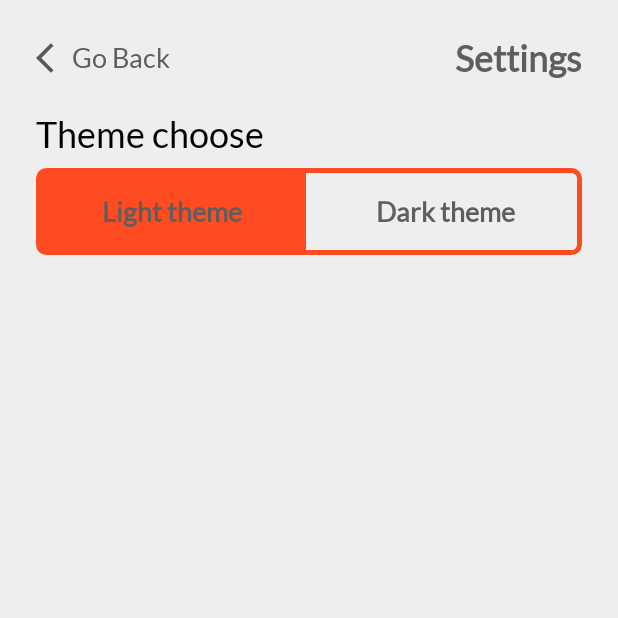
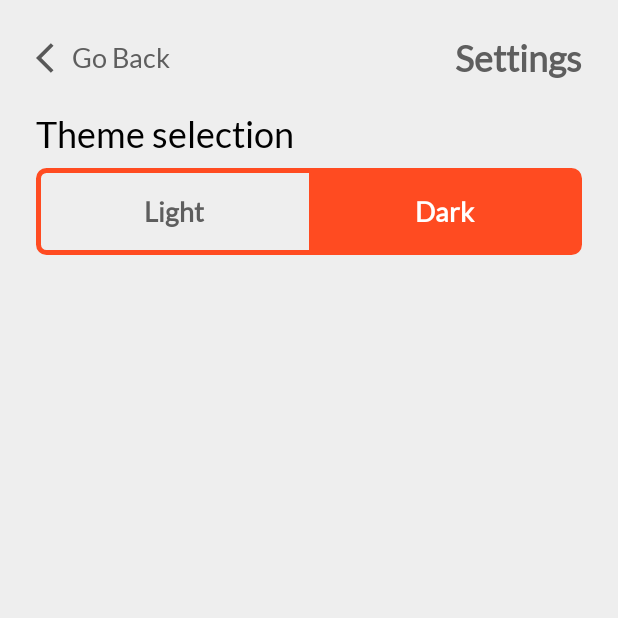
Before and after one commit to VladosDudos1/PartyBankCalculator, an Android app: the SettingsFragment screen opened through its navigation route, on a phone screen of 412 x 824 dp, the top half of it. Run offline under Robolectric (Android 15) with nearby library versions, the phone set to English and light mode, and no system bars; 3 statements that could not run were skipped.

Commit message:
radio button theme done

```diff
--- /dev/null
+++ b/app/src/main/res/color/control_switch_color_selector.xml
@@ -0,0 +1,14 @@
+<?xml version="1.0" encoding="utf-8"?>
+<selector xmlns:android="http://schemas.android.com/apk/res/android">
+    <item
+        android:state_checked="true"
+        android:color="@color/textColorAlternative"
+        />
+    <item
+        android:state_pressed="true"
+        android:color="@color/textColorAlternative"
+        />
+    <item
+        android:color="@color/textColor"
+        />
+</selector>
--- a/app/src/main/res/layout/fragment_settings.xml
+++ b/app/src/main/res/layout/fragment_settings.xml
@@ -1,11 +1,17 @@
 <?xml version="1.0" encoding="utf-8"?>
-<androidx.constraintlayout.widget.ConstraintLayout xmlns:android="http://schemas.android.com/apk/res/android"
+<ScrollView xmlns:android="http://schemas.android.com/apk/res/android"
     xmlns:app="http://schemas.android.com/apk/res-auto"
     xmlns:tools="http://schemas.android.com/tools"
     android:layout_width="match_parent"
     android:layout_height="match_parent"
+    android:orientation="vertical"
+    tools:context=".presentation.fragment.SettingsFragment">
+
+    <androidx.constraintlayout.widget.ConstraintLayout
+        android:layout_width="match_parent"
+        android:layout_height="wrap_content"
         android:paddingHorizontal="24dp"
-    tools:context=".presentation.fragment.SettingsFragment">
+        android:paddingBottom="32dp">
 
         <TextView
             android:id="@+id/settingText"
@@ -59,42 +65,46 @@
         <RadioGroup
             android:id="@+id/toggle"
             android:layout_width="0dp"
+            android:layout_height="wrap_content"
             android:layout_marginTop="8dp"
-        android:layout_height="wrap_content"
             android:background="@drawable/control_switch_background_border"
-        android:checkedButton="@+id/calm"
+            android:checkedButton="@+id/darkTheme"
             android:orientation="horizontal"
             app:layout_constraintEnd_toEndOf="parent"
             app:layout_constraintStart_toStartOf="parent"
             app:layout_constraintTop_toBottomOf="@+id/themeText">
 
             <RadioButton
-            android:id="@+id/calm"
+                android:id="@+id/lightTheme"
+                style="@style/SubTitleText"
                 android:layout_width="0dp"
                 android:layout_height="match_parent"
-            android:layout_margin="2dp"
+                android:layout_marginVertical="2dp"
+                android:layout_marginStart="2dp"
                 android:layout_weight="1"
-            android:background="@drawable/control_switch_background_selector"
-            android:button="@null"
-            style="@style/SubTitleText"
-            android:gravity="center"
-            android:paddingTop="16dp"
-            android:paddingBottom="16dp"
-            android:text="@string/light_theme"/>
-
-        <RadioButton
-            android:id="@+id/rumor"
-            android:layout_width="0dp"
-            android:layout_height="match_parent"
-            android:layout_margin="2dp"
-            android:layout_weight="1"
-            style="@style/SubTitleText"
                 android:background="@drawable/control_switch_background_selector"
                 android:button="@null"
                 android:gravity="center"
                 android:paddingTop="16dp"
                 android:paddingBottom="16dp"
-            android:text="@string/dark_theme" />
+                android:text="@string/light_theme"
+                android:textColor="@color/control_switch_color_selector" />
+
+            <RadioButton
+                android:id="@+id/darkTheme"
+                style="@style/SubTitleText"
+                android:layout_width="0dp"
+                android:layout_height="match_parent"
+                android:layout_marginVertical="2dp"
+                android:layout_marginEnd="2dp"
+                android:layout_weight="1"
+                android:background="@drawable/control_switch_background_selector"
+                android:button="@null"
+                android:gravity="center"
+                android:paddingTop="16dp"
+                android:paddingBottom="16dp"
+                android:text="@string/dark_theme"
+                android:textColor="@color/control_switch_color_selector" />
         </RadioGroup>
-
     </androidx.constraintlayout.widget.ConstraintLayout>
+</ScrollView>
--- a/app/src/main/res/values/strings.xml
+++ b/app/src/main/res/values/strings.xml
@@ -51,7 +51,7 @@
     <string name="more_details">More details</string>
     <string name="delete_purchase">Delete purchase?</string>
     <string name="go_back">Go Back</string>
-    <string name="theme_choose">Theme choose</string>
-    <string name="light_theme">Light theme</string>
-    <string name="dark_theme">Dark theme</string>
+    <string name="theme_choose">Theme selection</string>
+    <string name="light_theme">Light</string>
+    <string name="dark_theme">Dark</string>
 </resources>
```
Also changed, not shown: 1 other file. Lines whose indentation alone changed are shown as unchanged.
